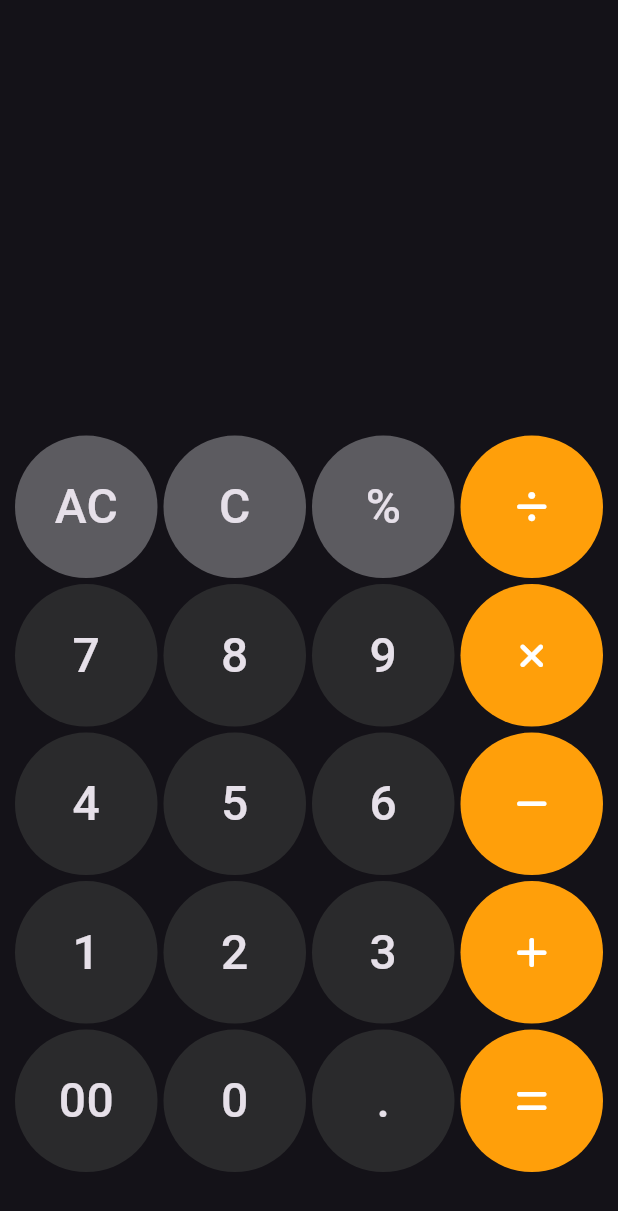
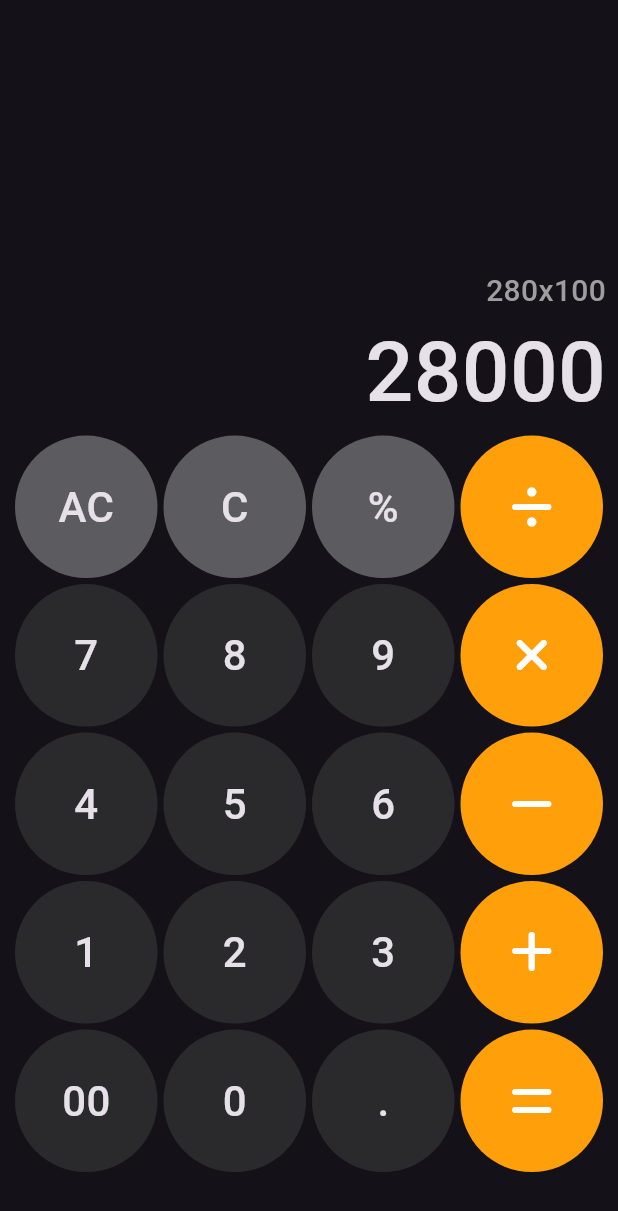
Before and after one commit to Mina176/ios_calculator, a Flutter app: the screen it shows after launch, on a phone screen of 412 x 824 dp. Shown: the top 1211 px of the screen. Run offline on Flutter 3.47's test engine with Material 3 defaults, Android fonts, the phone set to English and light mode, and no system bars; our stand-ins replace font_awesome_flutter.

Commit message:
ui done w/ appBar

```diff
--- a/lib/Widgets/home_view.dart
+++ b/lib/Widgets/home_view.dart
@@ -1,3 +1,4 @@
+import 'package:flutter/foundation.dart';
 import 'package:flutter/material.dart';
 import 'package:ios_calculator/constants.dart';
 import 'package:ios_calculator/styles.dart';
@@ -8,13 +9,27 @@ class HomeView extends StatelessWidget {
   @override
   Widget build(BuildContext context) {
     return Scaffold(
-      body: Column(crossAxisAlignment: CrossAxisAlignment.stretch, children: [
-        Expanded(
-          child: Container(),
-        ),
-        Padding(
-          padding: const EdgeInsets.symmetric(horizontal: 8.0),
-          child: SizedBox(
+      body: Padding(
+        padding: const EdgeInsets.symmetric(horizontal: 8.0),
+        child:
+            Column(crossAxisAlignment: CrossAxisAlignment.stretch, children: [
+          Expanded(
+            child: Column(
+              mainAxisAlignment: MainAxisAlignment.end,
+              crossAxisAlignment: CrossAxisAlignment.end,
+              children: [
+                Text(
+                  '280x100',
+                  style: kHistoryStyle,
+                ),
+                Text(
+                  '28000',
+                  style: kResultStyle,
+                ),
+              ],
+            ),
+          ),
+          SizedBox(
               height: MediaQuery.of(context).size.height * 0.65,
               child: GridView.builder(
                 physics: NeverScrollableScrollPhysics(),
@@ -30,9 +45,9 @@ class HomeView extends StatelessWidget {
                     color: colorSetter(values[index]),
                   );
                 },
-              )),
-        )
-      ]),
+              ))
+        ]),
+      ),
     );
   }
 }
--- a/lib/constants.dart
+++ b/lib/constants.dart
@@ -33,27 +33,32 @@ Widget valueToWidget(String value) {
   if (value == '/') {
     return FaIcon(
       FontAwesomeIcons.divide,
+      size: 32,
     );
   } else if (value == '*') {
     return FaIcon(
       FontAwesomeIcons.xmark,
+      size: 32,
     );
   } else if (value == '-') {
     return FaIcon(
       FontAwesomeIcons.minus,
+      size: 32,
     );
   } else if (value == '+') {
     return FaIcon(
       FontAwesomeIcons.plus,
+      size: 32,
     );
   } else if (value == '=') {
     return FaIcon(
       FontAwesomeIcons.equals,
+      size: 32,
     );
   } else {
     return Text(
       value,
-      style: Styles.keyboardStyle,
+      style: keyboardStyle,
     );
   }
 }
@@ -75,7 +80,7 @@ colorSetter(String value) {
     return kYellow;
   } else if (value == '=') {
     return kYellow;
-  }else {
+  } else {
     return kBlack;
   }
 }
--- a/lib/styles.dart
+++ b/lib/styles.dart
@@ -1,6 +1,10 @@
 import 'package:flutter/material.dart';
 
-abstract class Styles {
- static const TextStyle keyboardStyle =
-      TextStyle(fontSize: 32, fontWeight: FontWeight.w500);
-}
+const TextStyle keyboardStyle =
+    TextStyle(fontSize: 28, fontWeight: FontWeight.w500);
+
+const TextStyle kResultStyle =
+    TextStyle(fontSize: 56, fontWeight: FontWeight.w500);
+
+const TextStyle kHistoryStyle =
+    TextStyle(color: Colors.grey, fontSize: 20, fontWeight: FontWeight.w500);
```
